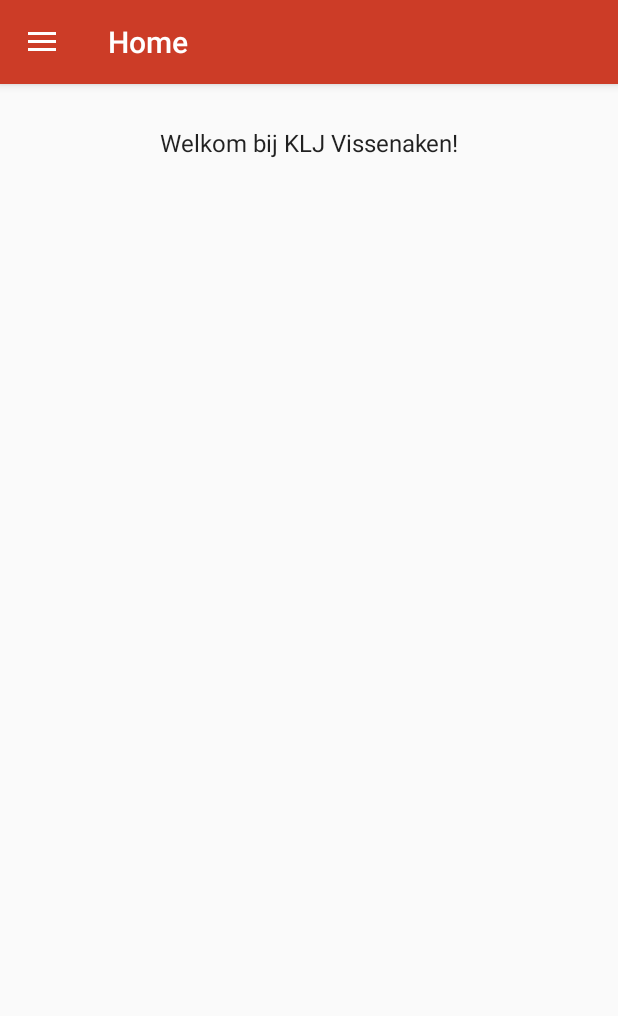
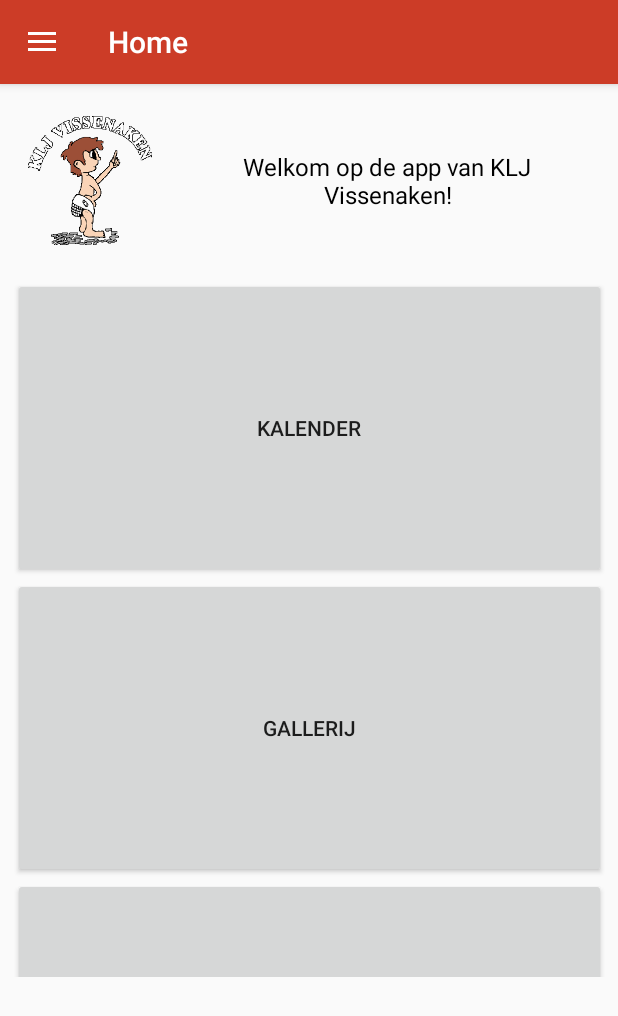
Before and after one commit to BrunoStr/KljAppKotlin, an Android app: the screen it shows after launch (MainActivity), on a phone screen of 412 x 824 dp. Shown: the top 1016 px of the screen. Run offline under Robolectric (Android 15) with nearby library versions, the phone set to English and light mode, and no system bars.

Commit message:
Start opmaak HomeFragment

```diff
--- a/app/src/main/java/com/example/bruno/kljvissenakenapp/HomeFragment.kt
+++ b/app/src/main/java/com/example/bruno/kljvissenakenapp/HomeFragment.kt
@@ -5,6 +5,7 @@ import android.support.v4.app.Fragment
 import android.view.LayoutInflater
 import android.view.View
 import android.view.ViewGroup
+import kotlinx.android.synthetic.main.fragment_home.*
 
 class HomeFragment:Fragment(){
     override fun onCreateView(inflater: LayoutInflater, container: ViewGroup?, savedInstanceState: Bundle?): View? {
@@ -15,5 +16,7 @@ class HomeFragment:Fragment(){
     //Deze methode is het equivalent van de OnCreate() methode in een activity
     override fun onViewCreated(view: View, savedInstanceState: Bundle?) {
         super.onViewCreated(view, savedInstanceState)
+
+        logoImg.setImageResource(R.drawable.logo2)
     }
 }
--- a/app/src/main/res/layout/fragment_home.xml
+++ b/app/src/main/res/layout/fragment_home.xml
@@ -3,12 +3,56 @@
                                              xmlns:app="http://schemas.android.com/apk/res-auto" xmlns:tools="http://schemas.android.com/tools" android:layout_width="match_parent"
                                              android:layout_height="match_parent">
 
-    <TextView
-            android:text="@string/home_text"
-            android:layout_width="wrap_content"
-            android:layout_height="wrap_content"
-            android:id="@+id/textView2" android:layout_marginTop="28dp"
+    <LinearLayout
+            android:orientation="horizontal"
+            android:layout_width="match_parent"
+            android:layout_height="113dp" android:gravity="center_vertical"
+            android:layout_marginTop="8dp"
             app:layout_constraintTop_toTopOf="parent" app:layout_constraintStart_toStartOf="parent"
             android:layout_marginStart="8dp" app:layout_constraintEnd_toEndOf="parent" android:layout_marginEnd="8dp"
-            android:textAppearance="@style/TextAppearance.AppCompat.Light.Widget.PopupMenu.Large"/>
+            android:id="@+id/linearLayout">
+        <ImageView
+                android:layout_width="84dp"
+                android:layout_height="86dp" app:srcCompat="@mipmap/ic_launcher" android:id="@+id/logoImg"
+                android:layout_marginLeft="10dp"/>
+        <TextView
+                android:text="@string/home_text"
+                android:layout_width="wrap_content"
+                android:layout_height="wrap_content"
+                android:id="@+id/textView2"
+                app:layout_constraintStart_toStartOf="parent"
+                android:layout_marginStart="8dp" app:layout_constraintEnd_toEndOf="parent"
+                android:layout_marginEnd="8dp"
+                android:textAppearance="@style/TextAppearance.AppCompat.Light.Widget.PopupMenu.Large"
+                app:layout_constraintHorizontal_bias="0.706" tools:layout_editor_absoluteY="146dp"
+                android:textAlignment="center" android:paddingLeft="10dp" android:textColor="@android:color/black"/>
+    </LinearLayout>
+    <ScrollView
+            android:layout_width="395dp"
+            android:layout_height="466dp"
+            app:layout_constraintEnd_toEndOf="parent"
+            android:layout_marginEnd="8dp" app:layout_constraintStart_toStartOf="parent"
+            android:layout_marginStart="8dp" android:layout_marginTop="8dp"
+            app:layout_constraintTop_toBottomOf="@+id/linearLayout">
+        <LinearLayout android:layout_width="match_parent" android:layout_height="wrap_content"
+                      android:orientation="vertical">
+            <Button
+                    android:text="Kalender"
+                    android:layout_width="match_parent"
+                    android:layout_height="200dp" tools:layout_editor_absoluteY="283dp"
+                    tools:layout_editor_absoluteX="154dp" android:id="@+id/button2"/>
+            <Button
+                    android:text="Gallerij"
+                    android:layout_width="match_parent"
+                    android:layout_height="200dp" android:id="@+id/button3"/>
+            <Button
+                    android:text="Survival Gids"
+                    android:layout_width="match_parent"
+                    android:layout_height="200dp" android:id="@+id/button6"/>
+            <Button
+                    android:text="Drankenlijst"
+                    android:layout_width="match_parent"
+                    android:layout_height="200dp" android:id="@+id/button7"/>
+        </LinearLayout>
+    </ScrollView>
 </android.support.constraint.ConstraintLayout>
--- a/app/src/main/res/values/colors.xml
+++ b/app/src/main/res/values/colors.xml
@@ -2,5 +2,5 @@
 <resources>
     <color name="colorPrimary">#CC3C27</color>
     <color name="colorPrimaryDark">#6d1c11</color>
-    <color name="colorAccent">#D81B60</color>
+    <color name="colorAccent">#d81b60</color>
 </resources>
--- a/app/src/main/res/values/strings.xml
+++ b/app/src/main/res/values/strings.xml
@@ -10,7 +10,15 @@
 
     <!--HOME SCREEN STRINGS-->
     <string name="home_title">Home</string>
-    <string name="home_text">Welkom bij KLJ Vissenaken!</string>
+    <string name="home_text">Welkom op de app van KLJ Vissenaken!</string>
+    <string name="home_title_par1">Wie zijn we?</string>
+    <string name="home_text_par1">
+        KLJ Vissenaken is een jeugdbeweging die zich vrijwillig met de jeugd van Vissenaken en omstreken bezighoudt.
+        Wij staan in voor beweging en recreatie voor de kinderen met de bedoeling om ze samen te brengen en een leuke sfeer
+        te creëren in ons dorp! Tijdens de activiteiten houdt de leiding een oogje in het zeil en zorgt ervoor dat de leden niets
+        te kort komen.
+
+    </string>
 
 
     <!--CALENDAR SCREEN STRINGS-->
```
Also changed, not shown: app/src/main/res/drawable/logo2.gif (added).
